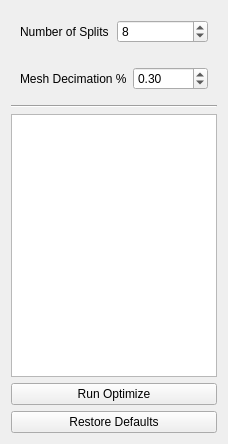
The window that src/Application/Optimize/OptimizeTool.ui (SCIInstitute/ShapeWorks) describes before a commit, drawn with Qt 5.
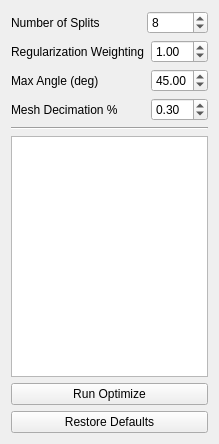
The same window after the commit.

Commit message: added maxAngle and optimize weight params. Removed tolerance (always 0.1)

```diff
--- a/src/Application/Optimize/OptimizeTool.ui
+++ b/src/Application/Optimize/OptimizeTool.ui
@@ -6,7 +6,7 @@
    <rect>
     <x>0</x>
     <y>0</y>
-    <width>228</width>
+    <width>202</width>
     <height>444</height>
    </rect>
   </property>
@@ -26,16 +26,16 @@
    <item>
     <layout class="QHBoxLayout" name="horizontalLayout_2">
      <property name="leftMargin">
-      <number>9</number>
+      <number>0</number>
      </property>
      <property name="topMargin">
-      <number>9</number>
+      <number>0</number>
      </property>
      <property name="rightMargin">
-      <number>9</number>
+      <number>0</number>
      </property>
      <property name="bottomMargin">
-      <number>9</number>
+      <number>0</number>
      </property>
      <item>
       <widget class="QLabel" name="label_3">
@@ -44,6 +44,19 @@
        </property>
       </widget>
      </item>
+     <item>
+      <spacer name="horizontalSpacer">
+       <property name="orientation">
+        <enum>Qt::Horizontal</enum>
+       </property>
+       <property name="sizeHint" stdset="0">
+        <size>
+         <width>40</width>
+         <height>20</height>
+        </size>
+       </property>
+      </spacer>
+     </item>
      <item>
       <widget class="QSpinBox" name="number_of_scales">
        <property name="maximum">
@@ -56,19 +69,90 @@
      </item>
     </layout>
    </item>
+   <item>
+    <layout class="QHBoxLayout" name="horizontalLayout_5">
+     <property name="topMargin">
+      <number>0</number>
+     </property>
+     <item>
+      <widget class="QLabel" name="label_4">
+       <property name="text">
+        <string>Regularization Weighting</string>
+       </property>
+      </widget>
+     </item>
+     <item>
+      <spacer name="horizontalSpacer_3">
+       <property name="orientation">
+        <enum>Qt::Horizontal</enum>
+       </property>
+       <property name="sizeHint" stdset="0">
+        <size>
+         <width>40</width>
+         <height>20</height>
+        </size>
+       </property>
+      </spacer>
+     </item>
+     <item>
+      <widget class="QDoubleSpinBox" name="weight">
+       <property name="value">
+        <double>1.000000000000000</double>
+       </property>
+      </widget>
+     </item>
+    </layout>
+   </item>
+   <item>
+    <layout class="QHBoxLayout" name="horizontalLayout_4">
+     <property name="topMargin">
+      <number>0</number>
+     </property>
+     <item>
+      <widget class="QLabel" name="label_2">
+       <property name="text">
+        <string>Max Angle (deg)</string>
+       </property>
+      </widget>
+     </item>
+     <item>
+      <spacer name="horizontalSpacer_2">
+       <property name="orientation">
+        <enum>Qt::Horizontal</enum>
+       </property>
+       <property name="sizeHint" stdset="0">
+        <size>
+         <width>40</width>
+         <height>20</height>
+        </size>
+       </property>
+      </spacer>
+     </item>
+     <item>
+      <widget class="QDoubleSpinBox" name="maxAngle">
+       <property name="maximum">
+        <double>90.000000000000000</double>
+       </property>
+       <property name="value">
+        <double>45.000000000000000</double>
+       </property>
+      </widget>
+     </item>
+    </layout>
+   </item>
    <item>
     <layout class="QHBoxLayout" name="horizontalLayout">
      <property name="leftMargin">
-      <number>9</number>
+      <number>0</number>
      </property>
      <property name="topMargin">
-      <number>9</number>
+      <number>0</number>
      </property>
      <property name="rightMargin">
-      <number>9</number>
+      <number>0</number>
      </property>
      <property name="bottomMargin">
-      <number>9</number>
+      <number>0</number>
      </property>
      <item>
       <widget class="QLabel" name="label">
@@ -77,6 +161,19 @@
        </property>
       </widget>
      </item>
+     <item>
+      <spacer name="horizontalSpacer_4">
+       <property name="orientation">
+        <enum>Qt::Horizontal</enum>
+       </property>
+       <property name="sizeHint" stdset="0">
+        <size>
+         <width>40</width>
+         <height>20</height>
+        </size>
+       </property>
+      </spacer>
+     </item>
      <item>
       <widget class="QDoubleSpinBox" name="meshDecimation">
        <property name="minimum">
```
The commit also changes 16 other files.
